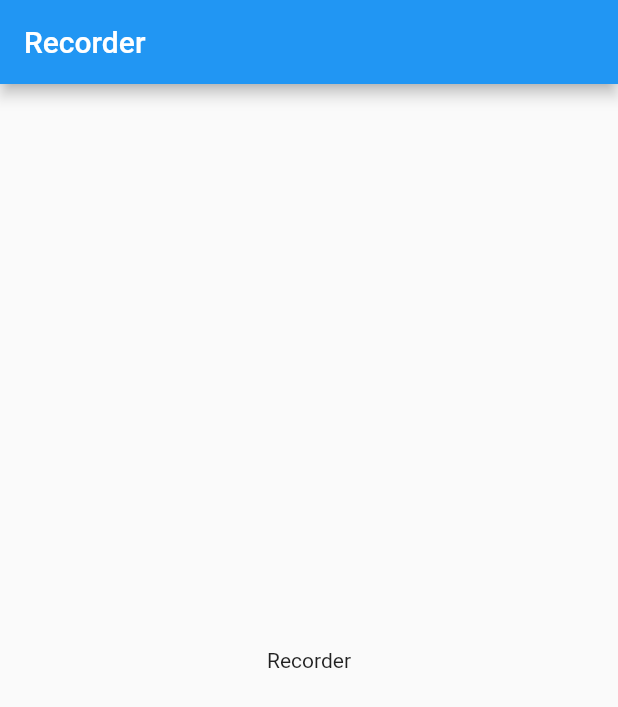
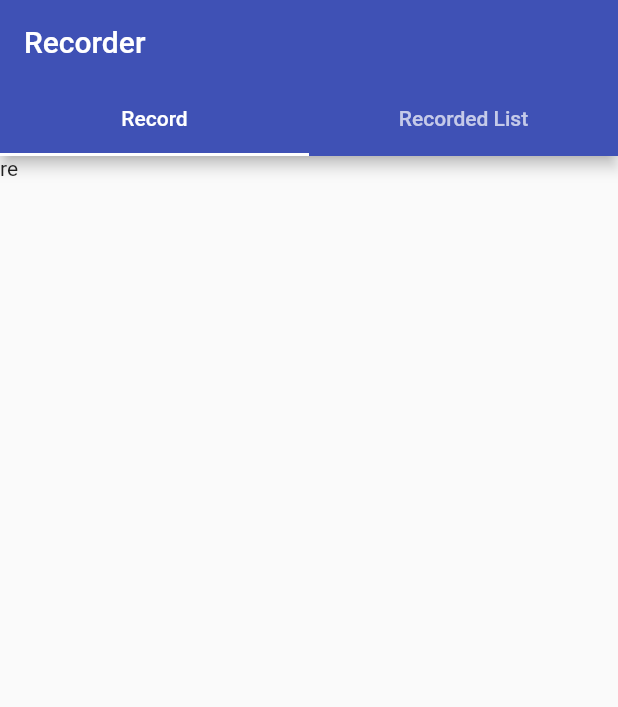
Before and after one commit to koorosh-k98/fun-recorder, a Flutter app: the screen it shows after launch, on a phone screen of 412 x 824 dp. Shown: the top 707 px of the screen. Run offline on Flutter 3.47's test engine with Material 2 defaults, Android fonts, the phone set to English and light mode, and no system bars.

Commit message:
add app scaffold

```diff
--- a/lib/home.dart
+++ /dev/null
@@ -1,24 +0,0 @@
-import 'package:flutter/material.dart';
-
-class HomePage extends StatelessWidget {
-  const HomePage({super.key});
-
-  @override
-  Widget build(BuildContext context) {
-    return Scaffold(
-      appBar: AppBar(
-        title: const Text("Recorder"),
-      ),
-      body: Center(
-        child: Column(
-          mainAxisAlignment: MainAxisAlignment.center,
-          children: const <Widget>[
-            Text(
-              'Recorder',
-            )
-          ],
-        ),
-      ),
-    );
-  }
-}
--- a/lib/main.dart
+++ b/lib/main.dart
@@ -1,8 +1,9 @@
 import 'package:flutter/material.dart';
 
-import 'home.dart';
+import 'screens/tab.dart';
 
 void main() {
+  // WidgetsFlutterBinding.ensureInitialized();
   runApp(const MyApp());
 }
 
@@ -14,9 +15,9 @@ class MyApp extends StatelessWidget {
     return MaterialApp(
       title: 'Recorder',
       theme: ThemeData(
-        primarySwatch: Colors.blue,
+        primarySwatch: Colors.indigo,
       ),
-      home: const HomePage(),
+      home: const TabScreen(),
     );
   }
 }
--- /dev/null
+++ b/lib/screens/record.dart
@@ -0,0 +1,10 @@
+import 'package:flutter/material.dart';
+
+class Record extends StatelessWidget {
+  const Record({Key? key}) : super(key: key);
+
+  @override
+  Widget build(BuildContext context) {
+    return Text("re");
+  }
+}
--- /dev/null
+++ b/lib/screens/recorded_list.dart
@@ -0,0 +1,10 @@
+import 'package:flutter/material.dart';
+
+class RecordedList extends StatelessWidget {
+  const RecordedList({Key? key}) : super(key: key);
+
+  @override
+  Widget build(BuildContext context) {
+    return Text("rl");
+  }
+}
--- /dev/null
+++ b/lib/screens/tab.dart
@@ -0,0 +1,29 @@
+import 'package:flutter/material.dart';
+import 'package:recorder/screens/record.dart';
+import 'package:recorder/screens/recorded_list.dart';
+
+class TabScreen extends StatelessWidget {
+  const TabScreen({super.key});
+
+  @override
+  Widget build(BuildContext context) {
+    return DefaultTabController(
+      length: 2,
+      child: Scaffold(
+        appBar: AppBar(
+          title: const Text("Recorder"),
+          bottom: const TabBar(tabs: [
+            Tab(text: "Record"),
+            Tab(text: "Recorded List"),
+          ]),
+        ),
+        body: const TabBarView(
+          children: [
+            Record(),
+            RecordedList(),
+          ],
+        ),
+      ),
+    );
+  }
+}
```
